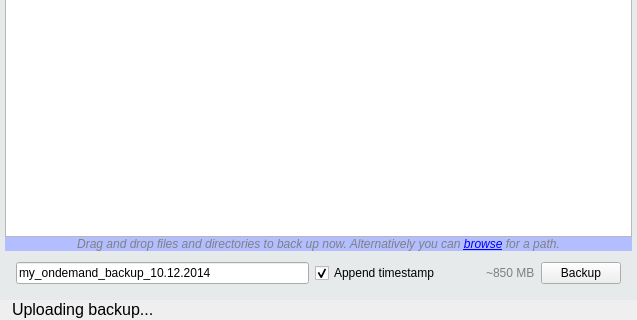
Above: mainwindow.ui from Tarsnap/tarsnap-gui before the change; both pictures show x 0 to 637 and y 367 to 687 of the 637 by 687 pixel window. Below: the same form after it.
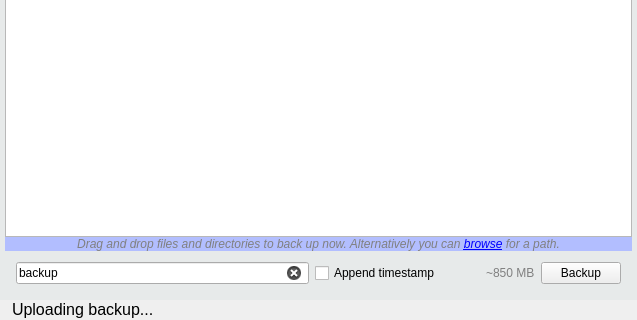
That is the form after the change. Icons and pictures are not drawn. Custom widgets are drawn as their Qt base class.

Commit message: Bootstrap the implementation of the Backup tab.

The edit to the form file:
```diff
--- a/mainwindow.ui
+++ b/mainwindow.ui
@@ -188,7 +188,10 @@
              </size>
             </property>
             <property name="text">
-             <string>my_ondemand_backup_10.12.2014</string>
+             <string>backup</string>
+            </property>
+            <property name="clearButtonEnabled">
+             <bool>true</bool>
             </property>
            </widget>
           </item>
@@ -204,7 +207,7 @@
              <string>Append timestamp</string>
             </property>
             <property name="checked">
-             <bool>true</bool>
+             <bool>false</bool>
             </property>
            </widget>
           </item>
```
Left out of the diff: 7 changed lines with no effect on the pictures. The commit also changes 12 other files.
